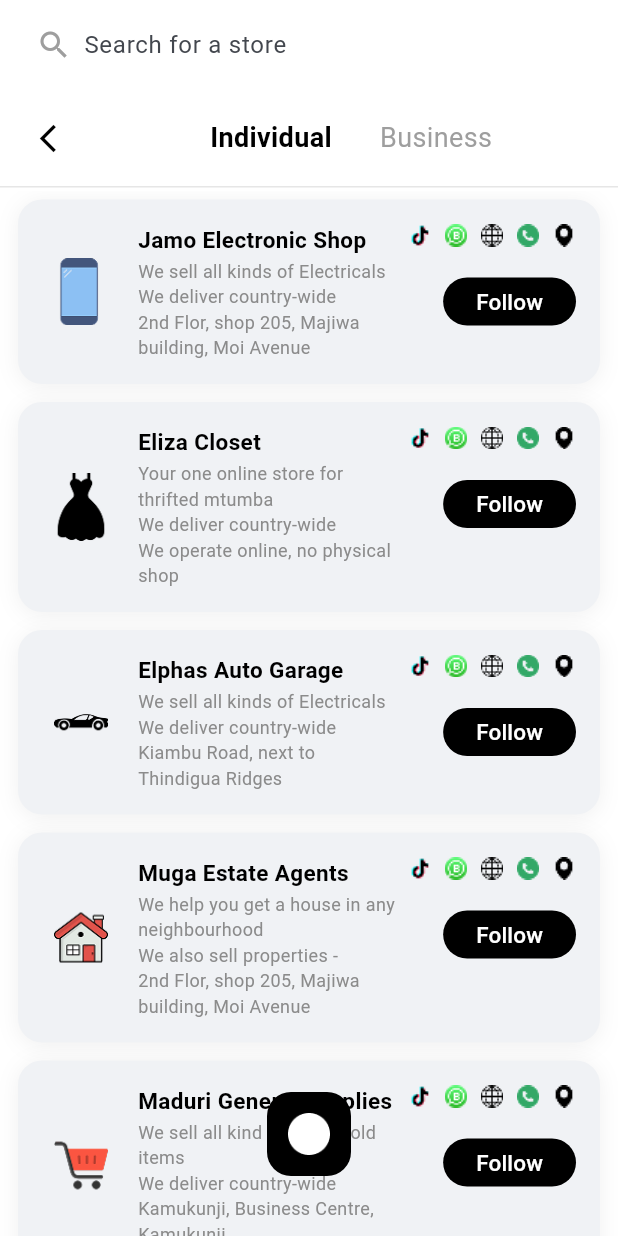
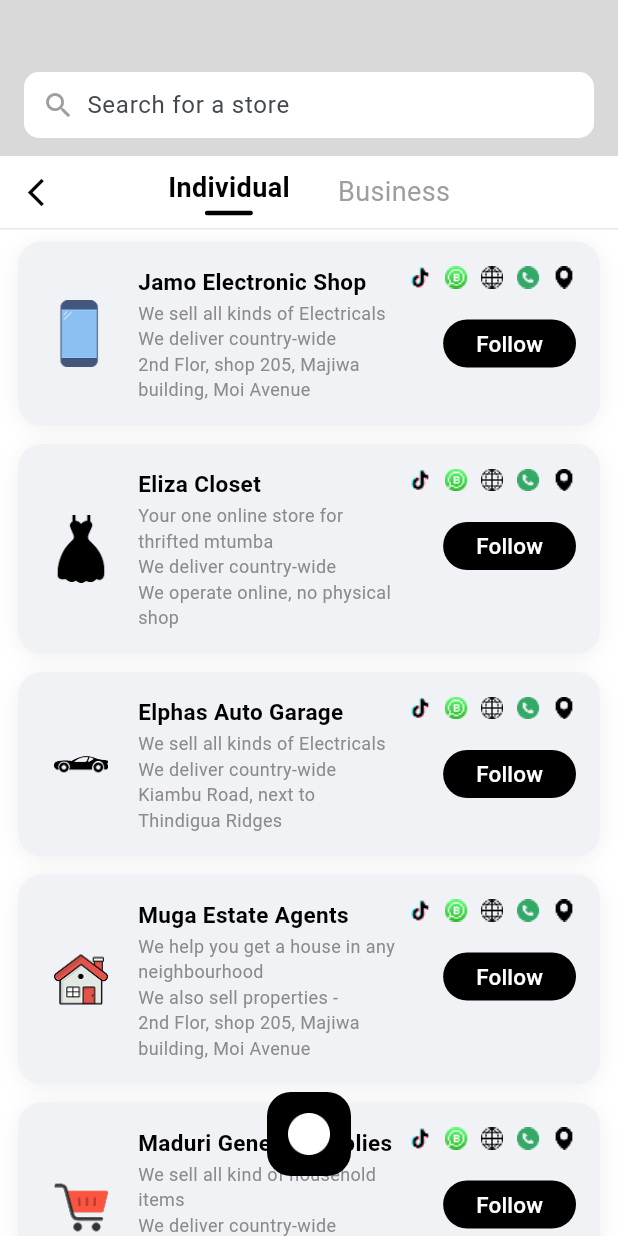
Before and after one commit to Muhoti/ESCROW, a Flutter app: the screen it shows after launch, on a phone screen of 412 x 824 dp. Run offline on Flutter 3.47's test engine with Material 3 defaults, Android fonts, the phone set to English and light mode, and no system bars.

Commit message:
Refactor StoresScreen layout to improve UI by introducing a new search bar design, restructuring tab navigation, and enhancing overall component organization for better user experience.

```diff
--- a/lib/screens/stores_screen.dart
+++ b/lib/screens/stores_screen.dart
@@ -8,21 +8,30 @@ class StoresScreen extends StatelessWidget {
   Widget build(BuildContext context) {
     return Scaffold(
       backgroundColor: Colors.white,
-      appBar: PreferredSize(
-        preferredSize: const Size.fromHeight(64),
-        child: SafeArea(
-          child: Padding(
-            padding: const EdgeInsets.symmetric(horizontal: 16, vertical: 10),
+      body: Column(
+        children: [
+          // Top grey container with search bar
+          Container(
+            color: const Color(0xFFD9D9D9),
+            width: double.infinity,
+            padding:
+                const EdgeInsets.only(top: 24, left: 0, right: 0, bottom: 12),
+            child: Column(
+              children: [
+                const SizedBox(height: 24),
+                Center(
                   child: Container(
-              height: 40,
+                    width: double.infinity,
+                    margin: const EdgeInsets.symmetric(horizontal: 16),
+                    height: 44,
                     decoration: BoxDecoration(
                       color: Colors.white,
-                borderRadius: BorderRadius.circular(8),
+                      borderRadius: BorderRadius.circular(10),
                     ),
                     child: Row(
                       children: [
-                  const SizedBox(width: 8),
-                  const Icon(Icons.search, color: Colors.grey),
+                        const SizedBox(width: 12),
+                        const Icon(Icons.search, color: Colors.grey, size: 22),
                         const SizedBox(width: 8),
                         Expanded(
                           child: TextField(
@@ -39,16 +48,46 @@ class StoresScreen extends StatelessWidget {
                     ),
                   ),
                 ),
+              ],
             ),
           ),
-      body: Column(
+          // Lower white container with tabs
+          Container(
+            color: Colors.white,
+            width: double.infinity,
+            padding:
+                const EdgeInsets.only(left: 0, right: 0, top: 0, bottom: 0),
+            child: Padding(
+              padding: const EdgeInsets.symmetric(vertical: 0),
+              child: Row(
                 children: [
-          _buildTabs(context),
+                  IconButton(
+                    icon: const Icon(Icons.arrow_back_ios_new,
+                        size: 22, color: Colors.black),
+                    splashRadius: 20,
+                    onPressed: () => Navigator.of(context).pop(),
+                  ),
+                  Expanded(
+                    child: Row(
+                      mainAxisAlignment: MainAxisAlignment.center,
+                      children: [
+                        _tabItem('Individual', true),
+                        const SizedBox(width: 32),
+                        _tabItem('Business', false),
+                      ],
+                    ),
+                  ),
+                  const SizedBox(width: 48), // To balance the back arrow
+                ],
+              ),
+            ),
+          ),
           Container(
             height: 1,
             color: const Color(0xFFE6E6E6),
             margin: const EdgeInsets.only(bottom: 2),
           ),
+          // List
           Expanded(
             child: ListView(
               padding: const EdgeInsets.symmetric(horizontal: 12, vertical: 0),
@@ -147,41 +186,29 @@ class StoresScreen extends StatelessWidget {
     );
   }
 
-  Widget _buildTabs(BuildContext context) {
-    return Padding(
-      padding: const EdgeInsets.only(top: 8.0, left: 8, right: 8, bottom: 8),
-      child: Row(
+  Widget _tabItem(String text, bool isSelected) {
+    return Column(
+      mainAxisSize: MainAxisSize.min,
       children: [
-          IconButton(
-            icon: const Icon(Icons.arrow_back_ios_new,
-                size: 22, color: Colors.black),
-            splashRadius: 20,
-            onPressed: () => Navigator.of(context).pop(),
-          ),
-          const SizedBox(width: 8),
-          Expanded(
-            child: Row(
-              mainAxisAlignment: MainAxisAlignment.center,
-              children: [
-                _tabItem('Individual', true),
-                const SizedBox(width: 32),
-                _tabItem('Business', false),
-              ],
-            ),
-          ),
-        ],
-      ),
-    );
-  }
-
-  Widget _tabItem(String text, bool isSelected) {
-    return Text(
+        Text(
           text,
           style: TextStyle(
             fontSize: 18,
             fontWeight: isSelected ? FontWeight.bold : FontWeight.normal,
             color: isSelected ? Colors.black : Colors.grey,
           ),
+        ),
+        if (isSelected)
+          Container(
+            margin: const EdgeInsets.only(top: 2),
+            height: 3,
+            width: 32,
+            decoration: BoxDecoration(
+              color: Colors.black,
+              borderRadius: BorderRadius.circular(2),
+            ),
+          ),
+      ],
     );
   }
 }
```
Lines whose indentation alone changed are shown as unchanged.
